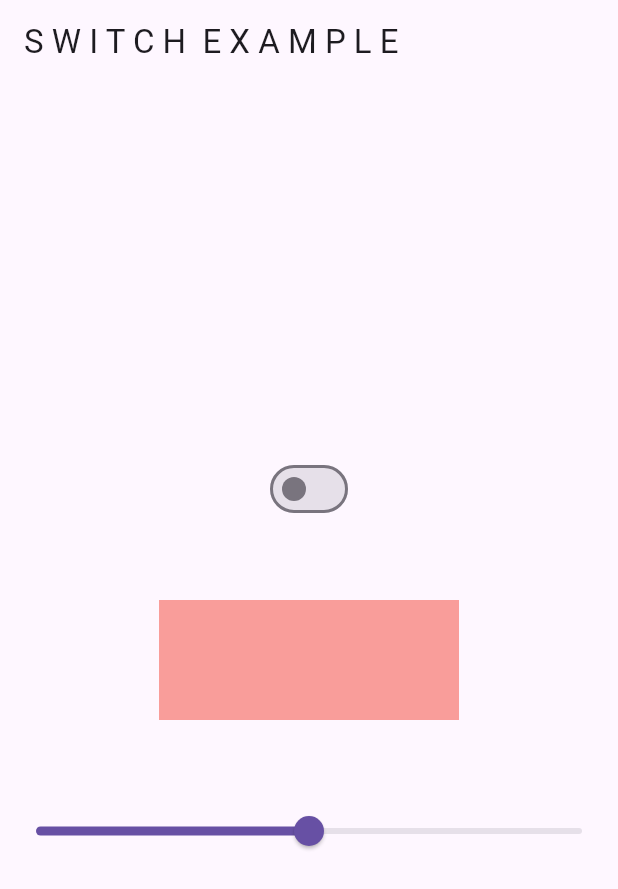
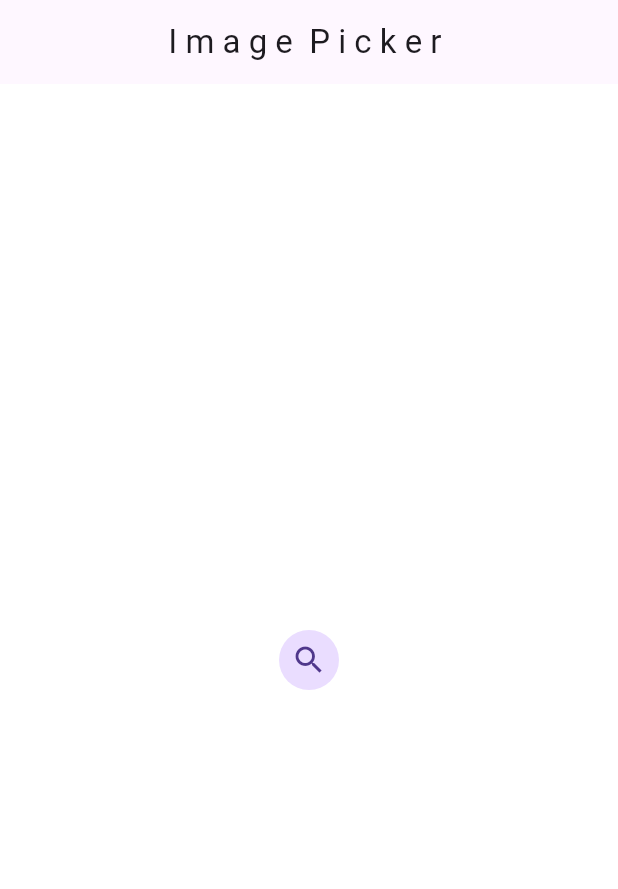
Before and after one commit to azanarib/Bloc-Tutorial, a Flutter app: the screen it shows after launch, on a phone screen of 412 x 824 dp. Shown: the top 889 px of the screen. Run offline on Flutter 3.47's test engine with Material 3 defaults, Android fonts, the phone set to English and light mode, and no system bars; our stand-ins replace bloc, equatable, flutter_bloc, image_picker.

Commit message:
Image Picker in Bloc

```diff
--- /dev/null
+++ b/lib/Bloc/Image_picker_bloc/bloc.dart
@@ -0,0 +1,30 @@
+import 'package:bloc_tutorial/Bloc/Image_picker_bloc/events.dart';
+import 'package:bloc_tutorial/Bloc/Image_picker_bloc/state.dart';
+import 'package:bloc_tutorial/Utils/image_picker_utils.dart';
+import 'package:flutter_bloc/flutter_bloc.dart';
+import 'package:image_picker/image_picker.dart';
+
+class ImagePickerBloc extends Bloc<ImagePickerEvents, ImagePickerState> {
+  final ImagePickerUtils imagePickerUtils;
+
+  ImagePickerBloc(this.imagePickerUtils) : super(const ImagePickerState()) {
+    on<CameraPickerEvent>(_imageFromCamera);
+    on<GalleryPickerEvent>(_imageFromGallery);
+  }
+
+  void _imageFromCamera(
+    CameraPickerEvent events,
+    Emitter<ImagePickerState> emit,
+  ) async {
+    XFile? file = await imagePickerUtils.cameraCapture();
+    emit(state.copyWith(file: file));
+  }
+
+  void _imageFromGallery(
+    GalleryPickerEvent events,
+    Emitter<ImagePickerState> emit,
+  ) async {
+    XFile? file = await imagePickerUtils.galleryCapture();
+    emit(state.copyWith(file: file));
+  }
+}
--- /dev/null
+++ b/lib/Bloc/Image_picker_bloc/events.dart
@@ -0,0 +1,12 @@
+import 'package:equatable/equatable.dart';
+
+abstract class ImagePickerEvents extends Equatable {
+  const ImagePickerEvents();
+
+  @override
+  List<Object?> get props => [];
+}
+
+class CameraPickerEvent extends ImagePickerEvents {}
+
+class GalleryPickerEvent extends ImagePickerEvents {}
--- /dev/null
+++ b/lib/Bloc/Image_picker_bloc/state.dart
@@ -0,0 +1,14 @@
+import 'package:equatable/equatable.dart';
+import 'package:image_picker/image_picker.dart';
+
+class ImagePickerState extends Equatable {
+  final XFile? file;
+  const ImagePickerState({this.file});
+
+  ImagePickerState copyWith({XFile? file}) {
+    return ImagePickerState(file: file ?? this.file);
+  }
+
+  @override
+  List<Object?> get props => [file];
+}
--- /dev/null
+++ b/lib/UI/ImagePickerScreen/PickImageScreen.dart
@@ -0,0 +1,50 @@
+import 'dart:io';
+import 'package:bloc_tutorial/Bloc/Image_picker_bloc/bloc.dart';
+import 'package:bloc_tutorial/Bloc/Image_picker_bloc/events.dart';
+import 'package:bloc_tutorial/Bloc/Image_picker_bloc/state.dart';
+import 'package:flutter/material.dart';
+import 'package:flutter_bloc/flutter_bloc.dart';
+
+class ImagePickScreen extends StatefulWidget {
+  const ImagePickScreen({super.key});
+
+  @override
+  State<ImagePickScreen> createState() => _ImagePickScreenState();
+}
+
+class _ImagePickScreenState extends State<ImagePickScreen> {
+  @override
+  Widget build(BuildContext context) {
+    return Scaffold(
+      backgroundColor: Colors.white,
+      appBar: AppBar(title: Center(child: Text("I m a g e  P i c k e r "))),
+      body: SafeArea(
+        child: Column(
+          mainAxisAlignment: MainAxisAlignment.center,
+          crossAxisAlignment: CrossAxisAlignment.center,
+          children: [
+            Center(
+              child: BlocBuilder<ImagePickerBloc, ImagePickerState>(
+                builder: (context, state) {
+                  return state.file == null
+                      ? InkWell(
+                          onTap: () {
+                            // context.read<ImagePickerBloc>().add(
+                            //   CameraPickerEvent(),
+                            // );
+                            context.read<ImagePickerBloc>().add(
+                              GalleryPickerEvent(),
+                            );
+                          },
+                          child: CircleAvatar(child: Icon(Icons.search)),
+                        )
+                      : Image.file(File(state.file!.path.toString()));
+                },
+              ),
+            ),
+          ],
+        ),
+      ),
+    );
+  }
+}
--- /dev/null
+++ b/lib/Utils/image_picker_utils.dart
@@ -0,0 +1,14 @@
+import 'package:image_picker/image_picker.dart';
+
+class ImagePickerUtils {
+  final ImagePicker _picker = ImagePicker();
+  Future<XFile?> cameraCapture() async {
+    final XFile? file = await _picker.pickImage(source: ImageSource.camera);
+    return file;
+  }
+
+  Future<XFile?> galleryCapture() async {
+    final XFile? file = await _picker.pickImage(source: ImageSource.gallery);
+    return file;
+  }
+}
--- a/lib/main.dart
+++ b/lib/main.dart
@@ -1,5 +1,8 @@
+import 'package:bloc_tutorial/Bloc/Counter/counter_bloc.dart';
+import 'package:bloc_tutorial/Bloc/Image_picker_bloc/bloc.dart';
 import 'package:bloc_tutorial/Bloc/Switch/switch_bloc.dart';
-import 'package:bloc_tutorial/UI/Switch/ui.dart';
+import 'package:bloc_tutorial/UI/ImagePickerScreen/PickImageScreen.dart';
+import 'package:bloc_tutorial/Utils/image_picker_utils.dart';
 import 'package:flutter/material.dart';
 import 'package:flutter_bloc/flutter_bloc.dart';
 
@@ -12,9 +15,13 @@ class MyApp extends StatelessWidget {
 
   @override
   Widget build(BuildContext context) {
-    return BlocProvider(
-      create: (_) => SwitchBloc(),
-      child: MaterialApp(title: "Switch Example", home: SwitchExample()),
+    return MultiBlocProvider(
+      providers: [
+        BlocProvider(create: (_) => CounterBloc()),
+        BlocProvider(create: (_) => SwitchBloc()),
+        BlocProvider(create: (_) => ImagePickerBloc(ImagePickerUtils())),
+      ],
+      child: MaterialApp(title: "Image Picker", home: ImagePickScreen()),
     );
   }
 }
--- a/pubspec.yaml
+++ b/pubspec.yaml
@@ -37,6 +37,7 @@ dependencies:
   equatable: ^2.0.7
   flutter_bloc: ^9.1.1
   bloc: ^9.0.0
+  image_picker: ^1.1.2
 
 dev_dependencies:
   flutter_test:
```
Also changed, not shown: pubspec.lock, 7 other files.
